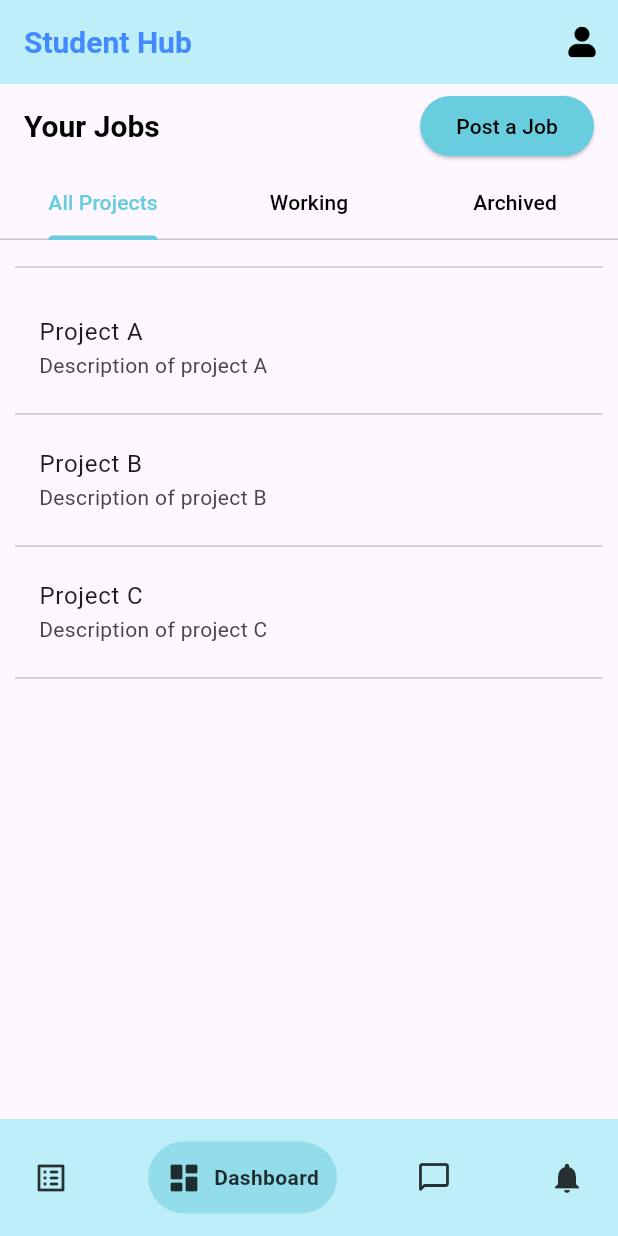
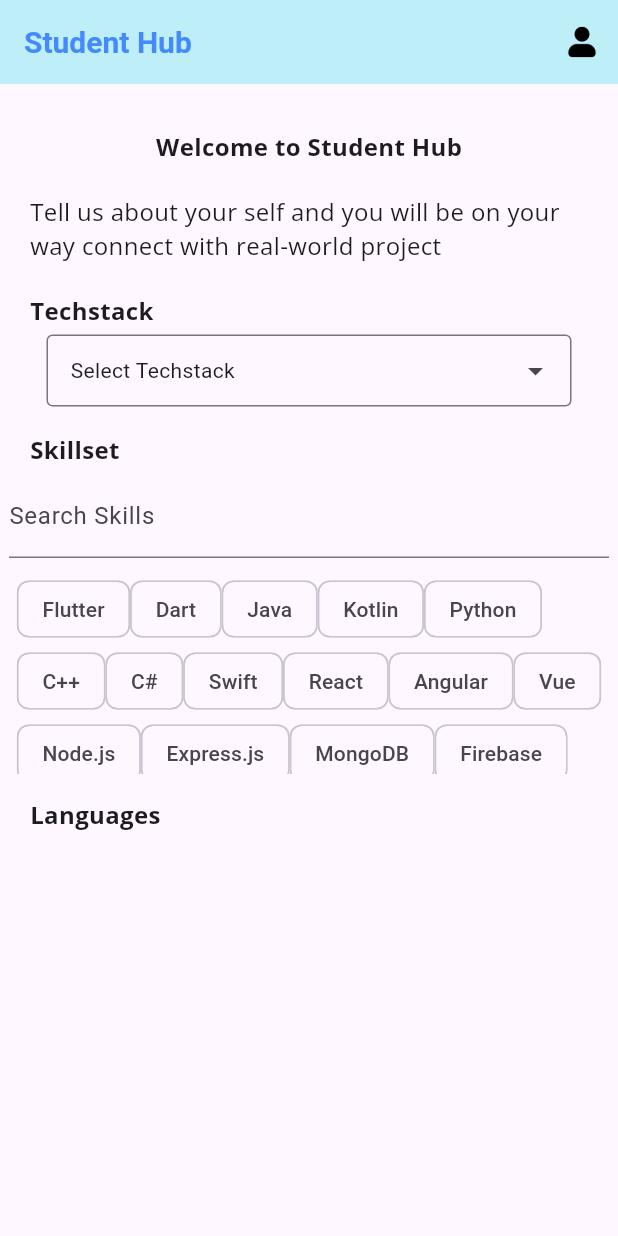
Before and after one commit to tranthienkhiem2608/student_hub, a Flutter app: the screen it shows after launch, on a phone screen of 412 x 824 dp. Run offline on Flutter 3.47's test engine with Material 3 defaults, Android fonts, the light colour scheme and no system bars; drawn by our look-alikes of dropdown_search, google_nav_bar; our stand-ins replace google_fonts, iconsax.

Commit message:
create profile_input_student1

```diff
--- a/student_hub/lib/main.dart
+++ b/student_hub/lib/main.dart
@@ -8,6 +8,7 @@ import 'package:student_hub/views/profile_input.dart';
 import 'package:student_hub/views/welcome-screen.dart';
 import 'package:student_hub/views/edit_profile.dart';
 import 'package:student_hub/views/home_view.dart';
+import 'package:student_hub/views/profile_input_student1.dart';
 
 void main() {
   runApp(MyApp());
@@ -23,7 +24,7 @@ class MyApp extends StatelessWidget {
         primarySwatch: Colors.lightBlue,
         visualDensity: VisualDensity.adaptivePlatformDensity,
       ),
-      home: const HomePage(),
+      home: ProfileInputStudent1(),
     );
   }
 }
--- /dev/null
+++ b/student_hub/lib/views/profile_input_student1.dart
@@ -0,0 +1,311 @@
+import 'package:flutter/material.dart';
+import 'package:google_fonts/google_fonts.dart';
+import 'package:dropdown_search/dropdown_search.dart';
+
+class ProfileInputStudent1 extends StatefulWidget {
+  ProfileInputStudent1({Key? key}) : super(key: key);
+
+  @override
+  _ProfileInputStudent1State createState() => _ProfileInputStudent1State();
+}
+
+class _ProfileInputStudent1State extends State<ProfileInputStudent1> {
+  final List<String> skills = [
+    'Flutter',
+    'Dart',
+    'Java',
+    'Kotlin',
+    'Python',
+    'C++',
+    'C#',
+    'Swift',
+    'React',
+    'Angular',
+    'Vue',
+    'Node.js',
+    'Express.js',
+    'MongoDB',
+    'Firebase',
+
+  ];
+  List<String> _selectedSkills = [];
+  String _searchQuery = '';
+
+  @override
+  Widget build(BuildContext context) {
+    final _selectedSkills = <String>[];
+    return Scaffold(
+      appBar: _AppBar(),
+      body: Center(
+        child: Column(
+          children: <Widget>[
+            Padding(
+              padding: const EdgeInsets.fromLTRB(20, 30, 20, 5),
+              child: Align(
+                alignment: Alignment.topCenter,
+                child: Text(
+                  "Welcome to Student Hub",
+                  style: GoogleFonts.openSans(
+                    fontSize: 16,
+                    fontWeight: FontWeight.bold,
+                  ),
+                ),
+              ),
+            ),
+            Padding(
+              padding: const EdgeInsets.fromLTRB(20, 15, 20, 5),
+              child: Text(
+                "Tell us about your self and you will be on your way connect with real-world project",
+                style: GoogleFonts.openSans(
+                  fontSize: 16,
+                  fontWeight: FontWeight.normal,
+                ),
+                textAlign: TextAlign.left,
+              ),
+            ),
+            Padding(
+              padding: const EdgeInsets.fromLTRB(20, 15, 20, 5),
+              child: Align(
+                alignment: Alignment.centerLeft,
+              child:Text(
+                "Techstack",
+                style: GoogleFonts.openSans(
+                  fontSize: 16,
+                  fontWeight: FontWeight.bold,
+                ),
+                textAlign: TextAlign.left,
+              ),
+              ),
+            ),
+            Container(
+              width: 350,
+              height: 50,
+              child: DropdownSearch<String>(
+
+                asyncItems: (filter) async => await getData(filter),
+                compareFn: (item, selectedItem) => item == selectedItem,
+                dropdownBuilder: (context, selectedItem) {
+                  return Text(selectedItem ?? "Select Techstack");
+                },
+                popupProps: const PopupProps.menu(
+                  isFilterOnline: true,
+                  showSearchBox: true,
+                  showSelectedItems: true,
+                  loadingBuilder:_customLoadingBuilder,
+                  itemBuilder: _customItemBuilder,
+                  favoriteItemProps: FavoriteItemProps(
+                    showFavoriteItems: true,
+                    favoriteItemsAlignment: MainAxisAlignment.start,
+                  ),
+                  searchFieldProps: TextFieldProps(
+                    cursorColor: Colors.blue,
+                    decoration: InputDecoration(
+                      labelText: "Search Techstack",
+                      hintText: "Search Techstack",
+                    ),
+                  ),
+                ),
+              ),
+            ),
+
+            Padding(
+              padding: const EdgeInsets.fromLTRB(20, 15, 20, 5),
+              child: Align(
+                alignment: Alignment.centerLeft,
+              child: Text(
+                "Skillset",
+                style: GoogleFonts.openSans(
+                  fontSize: 16,
+                  fontWeight: FontWeight.bold,
+                ),
+              ),
+              ),
+            ),
+            Container(
+              width: 400,
+              height: 200,
+              child: SingleChildScrollView(
+                child: Column(
+                  children: [
+                    TextField(
+                      decoration: InputDecoration(labelText: 'Search Skills'),
+                      onChanged: (value) => setState(() => _searchQuery = value),
+                    ),
+                    SizedBox(height: 10),
+                    Wrap(
+                      children: skills
+                          .where((skill) => skill
+                          .toLowerCase()
+                          .contains(_searchQuery.toLowerCase()))
+                          .map(
+                            (skill) => InputChip(
+                          label: Text(skill),
+                          selected: _selectedSkills.contains(skill),
+                          onSelected: (selected) => setState(() {
+                            selected
+                                ? _selectedSkills.add(skill)
+                                : _selectedSkills.remove(skill);
+                          }),
+                        ),
+                      )
+                          .toList(),
+                    ),
+                    SizedBox(height: 10),
+                    Wrap(
+                      children: _selectedSkills
+                          .map((skill) => Chip(
+                        label: Text(skill),
+                        deleteIcon: Icon(Icons.close),
+                        onDeleted: () =>
+                            setState(() => _selectedSkills.remove(skill)),
+                      ))
+                          .toList(),
+                    ),
+                  ],
+                ),
+              ),
+            ),
+            Padding(
+              padding: const EdgeInsets.fromLTRB(20, 15, 20, 5),
+              child: Align(
+                alignment: Alignment.centerLeft,
+                child: Text(
+                  "Languages",
+                  style: GoogleFonts.openSans(
+                    fontSize: 16,
+                    fontWeight: FontWeight.bold,
+                  ),
+                ),
+              ),
+            ),
+
+          ],
+        ),
+      ),
+    );
+  }
+}
+
+
+class _AppBar extends StatelessWidget implements PreferredSizeWidget {
+  const _AppBar({super.key});
+
+  @override
+  Widget build(BuildContext context) {
+    return AppBar(
+      title: const Text('Student Hub',
+          style: TextStyle(
+              color: Colors.blueAccent,
+              fontSize: 20,
+              fontWeight: FontWeight.bold)),
+      backgroundColor: const Color(0xFFBEEEF7),
+      actions: <Widget>[
+        IconButton(
+          icon: SizedBox(
+            width: 25,
+            height: 25,
+            child: Image.asset('assets/icons/user_ic.png'),
+          ),
+          onPressed: () {},
+        ),
+      ],
+    );
+  }
+
+  @override
+  Size get preferredSize => const Size.fromHeight(kToolbarHeight);
+}
+
+Widget _customItemBuilder(BuildContext context, String item, bool isSelected) {
+  return Padding(
+      padding: const EdgeInsets.fromLTRB(5, 15, 5, 15),
+      child: Column(
+        children: [
+          Text(
+            item,
+            style: TextStyle(
+              color: isSelected ? Colors.blue : Colors.black,
+              fontWeight: isSelected ? FontWeight.bold : FontWeight.normal,
+            ),
+          ),
+          const Divider(color: Colors.black,thickness: 0.2,),
+        ],
+      ));
+}
+
+Widget _customLoadingBuilder(BuildContext context, String item) {
+  return const Center(
+    child: CircularProgressIndicator(
+      color: Colors.blue,
+    ),
+  );
+}
+
+Future<List<String>> getData(String? filter) async {
+  List<String> skills = [
+    'Flutter',
+    'Dart',
+    'Java',
+    'Kotlin',
+    'Python',
+    'C++',
+    'C#',
+    'Swift',
+    'React',
+    'Angular',
+    'Vue',
+    'Node.js',
+    'Express.js',
+    'MongoDB',
+    'Firebase',
+    'SQL',
+    'NoSQL',
+    'HTML',
+    'CSS',
+    'JavaScript',
+    'TypeScript',
+    'Redux',
+    'MobX',
+    'GraphQL',
+    'REST',
+    'Docker',
+    'Kubernetes',
+    'Jenkins',
+    'Git',
+    'GitHub',
+    'GitLab',
+    'Bitbucket',
+    'Jira',
+    'Confluence',
+    'Trello',
+    'Slack',
+    'Microsoft Teams',
+    'Zoom',
+    'Google Meet',
+    'Skype',
+    'WebRTC',
+    'Agile',
+    'Scrum',
+    'Kanban',
+    'Lean',
+    'XP',
+    'Pair Programming',
+    'TDD',
+    'BDD',
+    'CI/CD',
+    'DevOps',
+    'Microservices',
+    'Serverless',
+    'TDD',
+    'BDD',
+    'CI/CD',
+    'DevOps',
+    'Microservices',
+    'Serverless',
+  ];
+  await Future.delayed(const Duration(milliseconds: 200));
+  if(filter!.isNotEmpty){
+    return skills.where((skill) => skill.toLowerCase().contains(filter.toLowerCase())).toList();
+  }
+  return skills;
+}
--- a/student_hub/pubspec.yaml
+++ b/student_hub/pubspec.yaml
@@ -39,6 +39,7 @@ dependencies:
   google_fonts: ^6.1.0
   iconsax: ^0.0.8
   google_nav_bar: ^5.0.6
+  dropdown_search: ^5.0.6
 
 dev_dependencies:
   flutter_test:
```
Also changed, not shown: student_hub/pubspec.lock.
